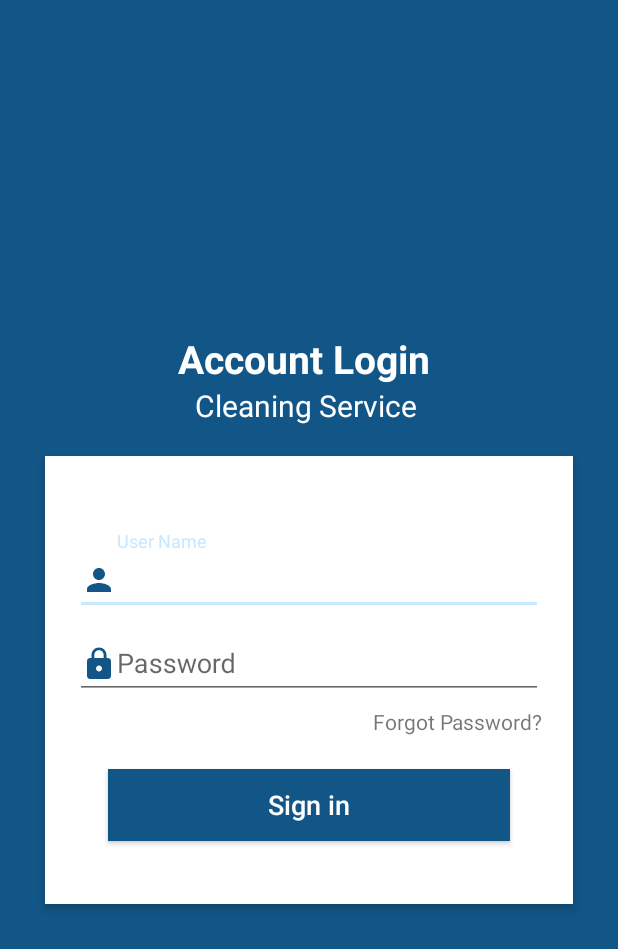
After one commit to elmunats/fsmdemo, an Android app: the layout activity_login.xml on its own in the app's theme, with its tools: preview values and no code run, on a phone screen of 412 x 824 dp. The commit adds this screen. Shown: the top 949 px of the screen. Run offline under Robolectric (Android 15) with nearby library versions, the phone set to English and light mode, and no system bars.

Commit message:
update Splash Screen & Login Page

```diff
--- a/app/src/main/java/com/elmunats/fsmdemo/fragment/PekerjaanRutinFragment.java
+++ b/app/src/main/java/com/elmunats/fsmdemo/fragment/PekerjaanRutinFragment.java
@@ -49,7 +49,7 @@ public class PekerjaanRutinFragment extends Fragment implements OnMapReadyCallba
 
         ListView listView = view.findViewById(R.id.listview);
         listView.setAdapter(new ArrayAdapter<String>(view.getContext(), android.R.layout.simple_list_item_1,
-                new String[]{"Copy","Paste","Cut","Delete", "Convert","Open"}));
+                new String[]{"Ngepel","Nyapu","Cuci Piring","Angkat Galon", "Ganti Presiden","Lamp Kaca"}));
 
         return view;
     }
--- /dev/null
+++ b/app/src/main/res/drawable/ic_lock.xml
@@ -0,0 +1,9 @@
+<vector xmlns:android="http://schemas.android.com/apk/res/android"
+    android:width="24dp"
+    android:height="24dp"
+    android:viewportWidth="24"
+    android:viewportHeight="24">
+  <path
+      android:fillColor="#FF000000"
+      android:pathData="M18,8h-1L17,6c0,-2.76 -2.24,-5 -5,-5S7,3.24 7,6v2L6,8c-1.1,0 -2,0.9 -2,2v10c0,1.1 0.9,2 2,2h12c1.1,0 2,-0.9 2,-2L20,10c0,-1.1 -0.9,-2 -2,-2zM12,17c-1.1,0 -2,-0.9 -2,-2s0.9,-2 2,-2 2,0.9 2,2 -0.9,2 -2,2zM15.1,8L8.9,8L8.9,6c0,-1.71 1.39,-3.1 3.1,-3.1 1.71,0 3.1,1.39 3.1,3.1v2z"/>
+</vector>
--- /dev/null
+++ b/app/src/main/res/drawable/ic_person.xml
@@ -0,0 +1,9 @@
+<vector xmlns:android="http://schemas.android.com/apk/res/android"
+    android:width="24dp"
+    android:height="24dp"
+    android:viewportWidth="24"
+    android:viewportHeight="24">
+  <path
+      android:fillColor="#FF000000"
+      android:pathData="M12,12c2.21,0 4,-1.79 4,-4s-1.79,-4 -4,-4 -4,1.79 -4,4 1.79,4 4,4zM12,14c-2.67,0 -8,1.34 -8,4v2h16v-2c0,-2.66 -5.33,-4 -8,-4z"/>
+</vector>
--- a/app/src/main/res/drawable/side_nav_bar.xml
+++ b/app/src/main/res/drawable/side_nav_bar.xml
@@ -2,8 +2,8 @@
     android:shape="rectangle">
     <gradient
         android:angle="135"
-        android:centerColor="#009688"
-        android:endColor="#00695C"
-        android:startColor="#4DB6AC"
+        android:centerColor="#125688"
+        android:endColor="#0e4975"
+        android:startColor="#2c88cc"
         android:type="linear" />
 </shape>
--- /dev/null
+++ b/app/src/main/res/layout/activity_login.xml
@@ -0,0 +1,97 @@
+<?xml version="1.0" encoding="utf-8"?>
+<LinearLayout xmlns:android="http://schemas.android.com/apk/res/android"
+    android:layout_width="match_parent"
+    android:layout_height="match_parent"
+    android:background="@color/colorPrimary"
+    android:orientation="vertical"
+    android:gravity="center_vertical"
+    android:scrollbarAlwaysDrawVerticalTrack="true">
+
+    <TextView
+        android:id="@+id/login_title"
+        android:layout_width="fill_parent"
+        android:layout_height="wrap_content"
+        android:gravity="center_horizontal"
+        android:text="Account Login "
+        android:textColor="#fff"
+        android:textSize="26sp"
+        android:textStyle="bold" />
+    <TextView
+        android:layout_width="fill_parent"
+        android:layout_height="wrap_content"
+        android:gravity="center_horizontal"
+        android:text="Cleaning Service "
+        android:textColor="#fff"
+        android:textSize="20sp"
+        />
+
+    <RelativeLayout
+        android:layout_width="fill_parent"
+        android:layout_height="wrap_content"
+        android:layout_below="@+id/login_title"
+        android:layout_marginLeft="30dp"
+        android:layout_marginRight="30dp"
+        android:layout_marginTop="20dp"
+        android:background="#fff"
+        android:elevation="4dp"
+        android:orientation="vertical"
+        android:padding="20dp">
+
+        <LinearLayout
+            android:layout_width="fill_parent"
+            android:layout_height="wrap_content"
+            android:orientation="vertical"
+            android:paddingTop="30dp">
+
+            <android.support.design.widget.TextInputLayout
+                android:layout_width="match_parent"
+                android:layout_height="wrap_content">
+
+                <AutoCompleteTextView
+                    android:id="@+id/username"
+                    android:layout_width="fill_parent"
+                    android:layout_height="wrap_content"
+                    android:drawableLeft="@drawable/ic_person"
+                    android:drawableTint="@color/colorPrimary"
+                    android:singleLine="true"
+                    android:hint="User Name"
+                    android:inputType="textEmailAddress" />
+            </android.support.design.widget.TextInputLayout>
+
+            <android.support.design.widget.TextInputLayout
+                android:layout_width="match_parent"
+                android:layout_height="wrap_content">
+
+                <EditText
+                    android:id="@+id/password"
+                    android:layout_width="fill_parent"
+                    android:layout_height="wrap_content"
+                    android:layout_marginTop="16dp"
+                    android:singleLine="true"
+                    android:drawableLeft="@drawable/ic_lock"
+                    android:drawableTint="@color/colorPrimary"
+                    android:hint="Password"
+                    android:inputType="numberPassword" />
+            </android.support.design.widget.TextInputLayout>
+
+            <TextView
+                android:layout_width="wrap_content"
+                android:layout_height="wrap_content"
+                android:layout_gravity="right"
+                android:paddingTop="5dp"
+                android:text="Forgot Password?" />
+
+
+            <Button
+                android:id="@+id/sign_in_button"
+                android:layout_width="fill_parent"
+                android:layout_height="wrap_content"
+                android:layout_margin="22dp"
+                android:background="@color/colorPrimary"
+                android:text="Sign in"
+                android:textAllCaps="false"
+                android:textColor="#fff"
+                android:textSize="18sp" />
+        </LinearLayout>
+    </RelativeLayout>
+</LinearLayout>
--- a/app/src/main/res/layout/fragment_pekerjaan_rutin.xml
+++ b/app/src/main/res/layout/fragment_pekerjaan_rutin.xml
@@ -43,7 +43,7 @@
                 android:textSize="16sp"
                 android:paddingStart="15dp"
                 android:layout_centerVertical="true"
-                android:text="Action"/>
+                android:text="Daftar Pekerjaan"/>
         </RelativeLayout>
         <ListView
             android:layout_width="match_parent"
--- a/app/src/main/res/layout/nav_header_main.xml
+++ b/app/src/main/res/layout/nav_header_main.xml
@@ -24,13 +24,15 @@
         android:layout_width="match_parent"
         android:layout_height="wrap_content"
         android:paddingTop="@dimen/nav_header_vertical_spacing"
-        android:text="@string/nav_header_title"
+        android:text="Muhammad Natsir"
+        android:textColor="#f4f6f7"
         android:textAppearance="@style/TextAppearance.AppCompat.Body1" />
 
     <TextView
         android:id="@+id/textView"
+        android:textColor="#f4f6f7"
         android:layout_width="wrap_content"
         android:layout_height="wrap_content"
-        android:text="@string/nav_header_subtitle" />
+        android:text="natsir995@gmail.com" />
 
 </LinearLayout>
```
Also changed, not shown: app/src/main/AndroidManifest.xml (+16 -6 lines), app/src/main/java/com/elmunats/fsmdemo/MainActivity.java (+5 -2 lines), app/src/main/java/com/elmunats/fsmdemo/SplashScreen.java (added, +26 -0 lines), app/src/main/java/com/elmunats/fsmdemo/activity/LoginActivity.java (added, +356 -0 lines), app/src/main/res/drawable/user_profile_image_background.xml (added, +14 -0 lines), app/src/main/res/layout/activity_splash_screen.xml (added, +29 -0 lines), app/src/main/res/menu/activity_main_drawer.xml (+7 -7 lines), app/src/main/res/values/strings.xml (+13 -0 lines), 1 other file.
